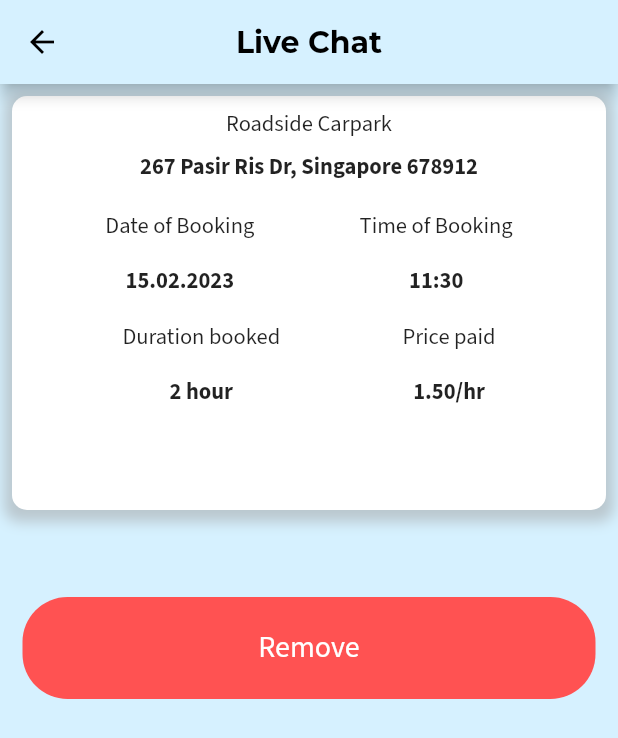
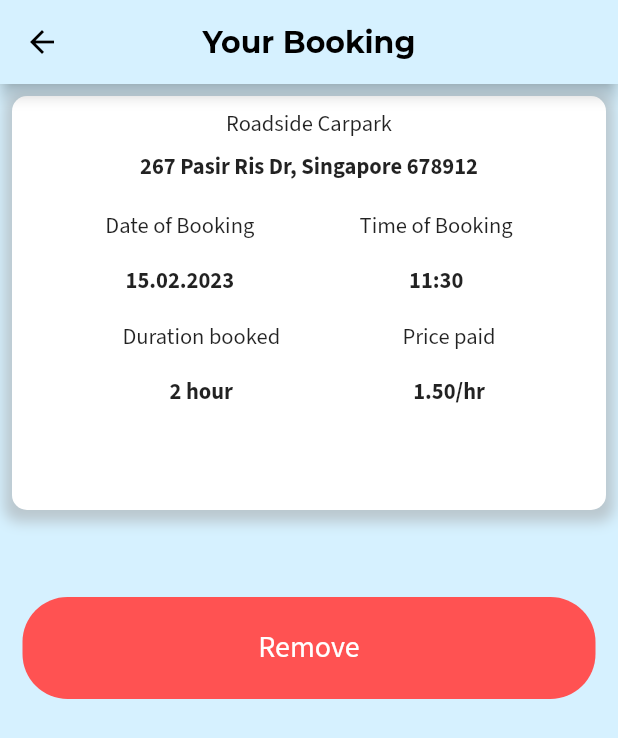
Before and after one commit to iloveangpao/2006_CarparkApp, a Flutter app: the currentBookingPage screen opened directly, on a phone screen of 412 x 824 dp. Shown: the top 738 px of the screen. Run offline on Flutter 3.47's test engine with Material 2 defaults, Android fonts, the phone set to English and light mode, and no system bars; our stand-ins replace geolocator, google_fonts, google_maps_flutter; missing offline and left inert: flutter_polyline_points, geolocator_platform_interface.

Commit message:
Design Ammended

```diff
--- a/lib/pages/currentBooking.dart
+++ b/lib/pages/currentBooking.dart
@@ -19,7 +19,7 @@ class _currentBookingPage extends State<currentBookingPage> {
     String dateStr = "${today.day}-${today.month}-${today.year}";
     return Scaffold(
         backgroundColor: Theme.of(context).primaryColor,
-        appBar: AppBar(title: Text("Live Chat"), leading: BackButton()),
+        appBar: AppBar(title: Text("Your Booking"), leading: BackButton()),
         body: SafeArea(
           child: Center(
             child: Column(
```
